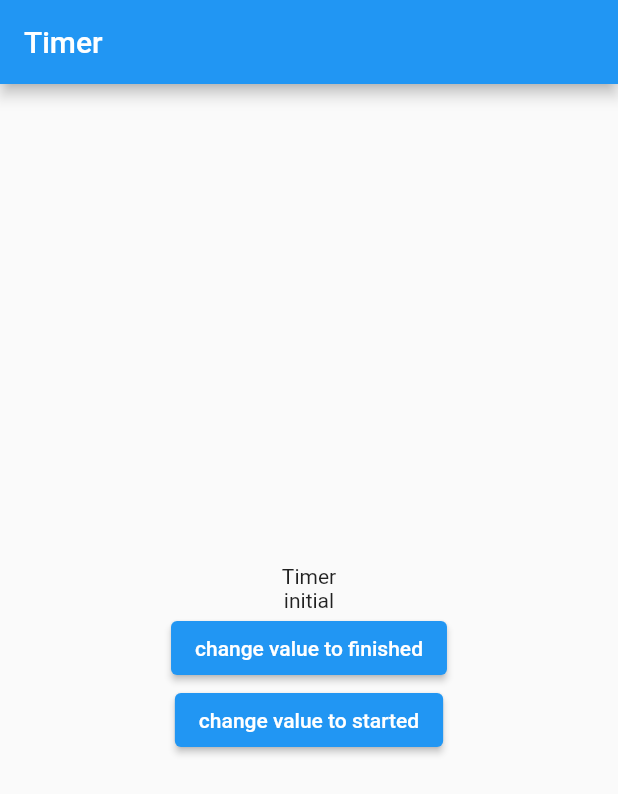
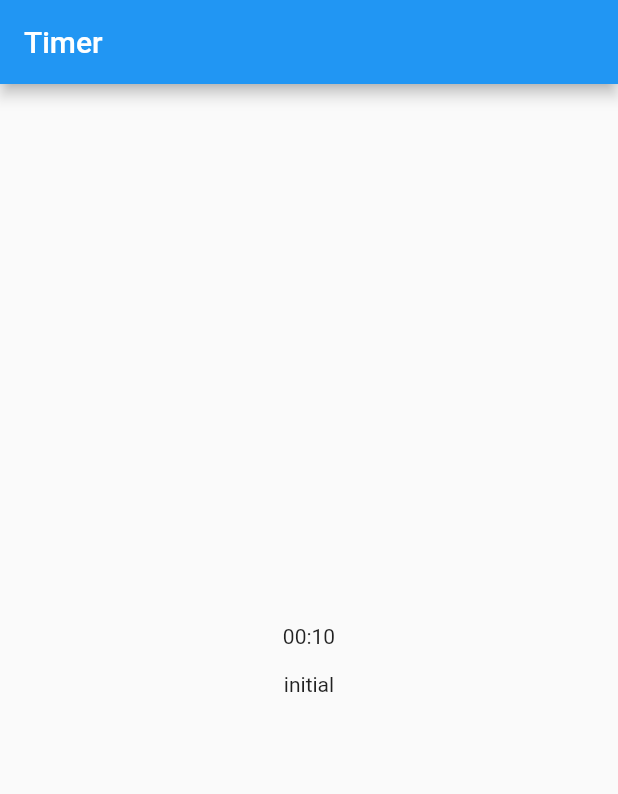
Before and after one commit to tomasbaran/minimalist_timer_app_v2, a Flutter app: the screen it shows after launch, on a phone screen of 412 x 824 dp. Shown: the top 794 px of the screen. Run offline on Flutter 3.47's test engine with Material 2 defaults, Android fonts, the phone set to English and light mode, and no system bars; our stand-ins replace get_it; missing offline and left inert: dart:ffi.

Commit message:
Add features

```diff
--- a/lib/screens/home_screen.dart
+++ b/lib/screens/home_screen.dart
@@ -20,8 +20,9 @@ class HomeScreen extends StatelessWidget {
         child: Column(
           mainAxisAlignment: MainAxisAlignment.center,
           crossAxisAlignment: CrossAxisAlignment.center,
-          children: [
+          children: const [
             TimerContainer(),
+            SizedBox(height: 16),
             ButtonsContainer(),
           ],
         ),
--- a/lib/widgets/buttons_container/buttons_container.dart
+++ b/lib/widgets/buttons_container/buttons_container.dart
@@ -15,14 +15,6 @@ class ButtonsContainer extends StatelessWidget {
       builder: ((context, value, _child) => Column(
             children: [
               Text(value.name),
-              ElevatedButton(
-                onPressed: widgetManager.changeValueToFinished,
-                child: Text('change value to finished'),
-              ),
-              ElevatedButton(
-                onPressed: widgetManager.changeValueToStarted,
-                child: Text('change value to started'),
-              ),
             ],
           )),
     );
--- a/lib/widgets/buttons_container/buttons_container_manager.dart
+++ b/lib/widgets/buttons_container/buttons_container_manager.dart
@@ -3,15 +3,6 @@ import 'package:exp0_min_state_management_timer/widgets/buttons_container/button
 class ButtonsContainerManager {
   // final buttonsContainerNotifier = ValueNotifier<ButtonsState>(ButtonsState.initial);
   final buttonsContainerNotifier = ButtonsContainerNotifier();
-
-  changeValueToFinished() {
-    buttonsContainerNotifier.changeValueToFinished();
-  }
-
-  changeValueToStarted() {
-    print('started');
-    buttonsContainerNotifier.value = ButtonsState.started;
-  }
 }
 
 enum ButtonsState {
--- a/lib/widgets/timer_container/timer_container.dart
+++ b/lib/widgets/timer_container/timer_container.dart
@@ -7,6 +7,6 @@ class TimerContainer extends StatelessWidget {
 
   @override
   Widget build(BuildContext context) {
-    return Text('Timer');
+    return Text('00:10');
   }
 }
```
